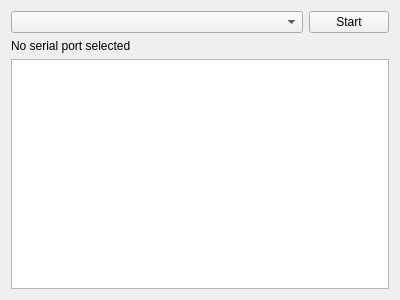
wchill/SwitchInputEmulator, file MultiInput/qt/multiinput.ui: the form before one commit.
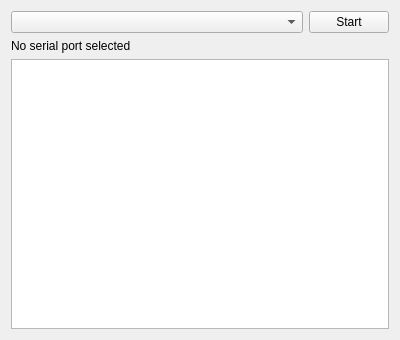
The form after the commit.

```diff
--- a/MultiInput/qt/multiinput.ui
+++ b/MultiInput/qt/multiinput.ui
@@ -7,7 +7,7 @@
     <x>0</x>
     <y>0</y>
     <width>400</width>
-    <height>300</height>
+    <height>340</height>
    </rect>
   </property>
   <property name="windowTitle">
```
Left out of the diff: 3 changed lines with no effect on the pictures.
